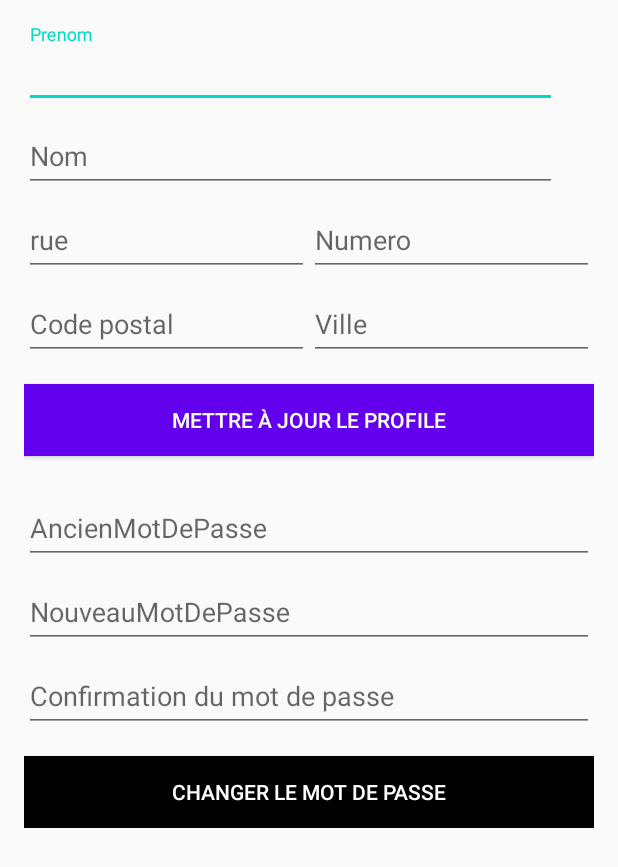
After one commit to AlexisDieu/MobileJustDogIt, an Android app: the fragment ProfileFragment shown on its own in the app's theme, on a phone screen of 412 x 824 dp. The commit adds this screen. Shown: the top 867 px of the screen. Run offline under Robolectric (Android 15) with nearby library versions, the phone set to English and light mode, and no system bars.

Commit message:
Mail bouton

```diff
--- a/app/src/main/java/com/helha/mobilejustdogit/NavigationActivity.java
+++ b/app/src/main/java/com/helha/mobilejustdogit/NavigationActivity.java
@@ -54,7 +54,7 @@ public class NavigationActivity extends AppCompatActivity {
         // Passing each menu ID as a set of Ids because each
         // menu should be considered as top level destinations.
         mAppBarConfiguration = new AppBarConfiguration.Builder(
-                R.id.nav_home, R.id.nav_adoption, R.id.nav_pension,R.id.nav_login,R.id.nav_inscription,R.id.nav_actuality)
+                R.id.nav_home, R.id.nav_adoption, R.id.nav_pension, R.id.nav_login, R.id.nav_inscription, R.id.nav_actuality,R.id.nav_profile)
                 .setDrawerLayout(drawer)
                 .build();
         NavController navController = Navigation.findNavController(this, R.id.nav_host_fragment);
--- /dev/null
+++ b/app/src/main/java/com/helha/mobilejustdogit/ProfileFragment.java
@@ -0,0 +1,28 @@
+package com.helha.mobilejustdogit;
+
+import android.os.Bundle;
+import android.view.LayoutInflater;
+import android.view.View;
+import android.view.ViewGroup;
+
+
+import androidx.fragment.app.Fragment;
+
+public class ProfileFragment extends Fragment {
+
+    @Override
+    public void onCreate(Bundle savedInstanceState) {
+        super.onCreate(savedInstanceState);
+
+
+    }
+
+    @Override
+    public View onCreateView(LayoutInflater inflater, ViewGroup container,
+                             Bundle savedInstanceState) {
+        // Inflate the layout for this fragment
+        View root = inflater.inflate(R.layout.profile_fragment, container, false);
+
+        return  root;
+    }
+}
--- /dev/null
+++ b/app/src/main/res/layout/profile_fragment.xml
@@ -0,0 +1,174 @@
+<ScrollView xmlns:android="http://schemas.android.com/apk/res/android"
+    xmlns:tools="http://schemas.android.com/tools"
+    android:layout_width="match_parent"
+    android:layout_height="match_parent">
+
+    <LinearLayout
+        android:layout_width="match_parent"
+        android:layout_height="wrap_content"
+        android:orientation="vertical"
+        android:paddingBottom="@dimen/activity_vertical_margin"
+        android:paddingLeft="@dimen/activity_horizontal_margin"
+        android:paddingRight="@dimen/activity_horizontal_margin"
+        android:paddingTop="@dimen/activity_vertical_margin">
+
+        <com.google.android.material.textfield.TextInputLayout
+            android:layout_width="355dp"
+            android:layout_height="wrap_content">
+
+            <com.google.android.material.textfield.TextInputEditText
+                android:id="@+id/text_firstname"
+                android:layout_width="match_parent"
+                android:layout_height="wrap_content"
+                android:hint="Prenom"
+                android:imeOptions="actionNext"
+                android:inputType="textPersonName" />
+        </com.google.android.material.textfield.TextInputLayout>
+
+        <com.google.android.material.textfield.TextInputLayout
+            android:layout_width="355dp"
+            android:layout_height="wrap_content">
+            <com.google.android.material.textfield.TextInputEditText
+                android:hint="Nom"
+                android:id="@+id/text_lastname"
+                android:imeOptions="actionNext"
+                android:inputType="textPersonName"
+                android:layout_width="match_parent"
+                android:layout_height="wrap_content" />
+        </com.google.android.material.textfield.TextInputLayout>
+
+        <LinearLayout
+            android:layout_width="match_parent"
+            android:layout_height="wrap_content"
+            android:weightSum="1">
+
+            <com.google.android.material.textfield.TextInputLayout
+                android:layout_width="0dp"
+                android:layout_height="wrap_content"
+                android:layout_weight=".5">
+                <com.google.android.material.textfield.TextInputEditText
+                    android:hint="rue"
+                    android:id="@+id/rue"
+                    android:imeOptions="actionNext"
+                    android:inputType="numberDecimal"
+                    android:layout_width="match_parent"
+                    android:layout_height="wrap_content" />
+            </com.google.android.material.textfield.TextInputLayout>
+
+            <com.google.android.material.textfield.TextInputLayout
+                android:layout_width="0dp"
+                android:layout_height="wrap_content"
+                android:layout_weight=".5">
+                <com.google.android.material.textfield.TextInputEditText
+                    android:hint="Numero"
+                    android:id="@+id/Numero"
+                    android:imeOptions="actionDone"
+                    android:inputType="number"
+                    android:layout_width="match_parent"
+                    android:layout_height="wrap_content" />
+            </com.google.android.material.textfield.TextInputLayout>
+
+        </LinearLayout>
+
+        <LinearLayout
+            android:layout_width="match_parent"
+            android:layout_height="wrap_content"
+            android:weightSum="1">
+
+            <com.google.android.material.textfield.TextInputLayout
+                android:layout_width="0dp"
+                android:layout_height="wrap_content"
+                android:layout_weight=".5">
+                <com.google.android.material.textfield.TextInputEditText
+                    android:hint="Code postal"
+                    android:id="@+id/cp"
+                    android:imeOptions="actionNext"
+                    android:inputType="numberDecimal"
+                    android:layout_width="match_parent"
+                    android:layout_height="wrap_content" />
+            </com.google.android.material.textfield.TextInputLayout>
+
+            <com.google.android.material.textfield.TextInputLayout
+                android:layout_width="0dp"
+                android:layout_height="wrap_content"
+                android:layout_weight=".5">
+                <com.google.android.material.textfield.TextInputEditText
+                    android:hint="Ville"
+                    android:id="@+id/Ville"
+                    android:imeOptions="actionDone"
+                    android:inputType="number"
+                    android:layout_width="match_parent"
+                    android:layout_height="wrap_content" />
+            </com.google.android.material.textfield.TextInputLayout>
+
+        </LinearLayout>
+
+
+
+        <View
+            android:layout_width="match_parent"
+            android:layout_height="@dimen/activity_vertical_margin" />
+
+        <Button
+            android:onClick="handleUpdateProfile"
+            android:layout_width="match_parent"
+            android:layout_height="wrap_content"
+            android:background="@color/colorPrimary"
+            android:textColor="@android:color/white"
+            android:text="Mettre à jour le profile"/>
+
+        <View
+            android:layout_width="match_parent"
+            android:layout_height="@dimen/activity_vertical_margin" />
+
+        <com.google.android.material.textfield.TextInputLayout
+            android:layout_width="match_parent"
+            android:layout_height="wrap_content">
+            <com.google.android.material.textfield.TextInputEditText
+                android:hint="AncienMotDePasse"
+                android:id="@+id/text_password_old"
+                android:imeOptions="actionNext"
+                android:inputType="textPassword"
+                android:layout_width="match_parent"
+                android:layout_height="wrap_content" />
+        </com.google.android.material.textfield.TextInputLayout>
+
+        <com.google.android.material.textfield.TextInputLayout
+            android:layout_width="match_parent"
+            android:layout_height="wrap_content">
+            <com.google.android.material.textfield.TextInputEditText
+                android:hint="NouveauMotDePasse"
+                android:id="@+id/text_password_new"
+                android:imeOptions="actionNext"
+                android:inputType="textPassword"
+                android:layout_width="match_parent"
+                android:layout_height="wrap_content" />
+        </com.google.android.material.textfield.TextInputLayout>
+
+        <com.google.android.material.textfield.TextInputLayout
+            android:layout_width="match_parent"
+            android:layout_height="wrap_content">
+            <com.google.android.material.textfield.TextInputEditText
+                android:hint="Confirmation du mot de passe"
+                android:id="@+id/text_password_confirm"
+                android:imeOptions="actionDone"
+                android:inputType="textPassword"
+                android:layout_width="match_parent"
+                android:layout_height="wrap_content" />
+        </com.google.android.material.textfield.TextInputLayout>
+
+        <View
+            android:layout_width="match_parent"
+            android:layout_height="@dimen/activity_vertical_margin" />
+
+        <Button
+            android:onClick="handleChangePassword"
+            android:layout_width="match_parent"
+            android:layout_height="wrap_content"
+            android:background="@android:color/black"
+            android:textColor="@android:color/white"
+            android:text="Changer le mot de passe"/>
+
+    </LinearLayout>
+
+</ScrollView>
--- a/app/src/main/res/navigation/mobile_navigation.xml
+++ b/app/src/main/res/navigation/mobile_navigation.xml
@@ -48,5 +48,11 @@
         android:label="Inscription"
         tools:layout="@layout/fragment_inscription"
         />
+    <fragment
+        android:id="@+id/nav_profile"
+        android:name="com.helha.mobilejustdogit.ProfileFragment"
+        android:label="Profile"
+        tools:layout="@layout/profile_fragment"
+        />
 
 </navigation>
```
